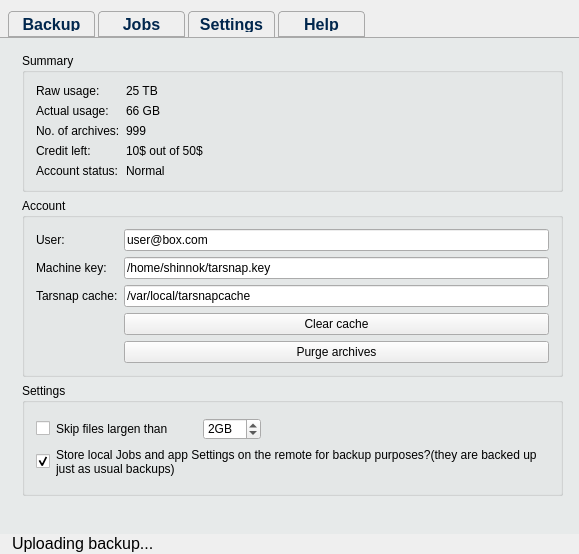
Qt form mainwidget.ui (Tarsnap/tarsnap-gui) before a commit.
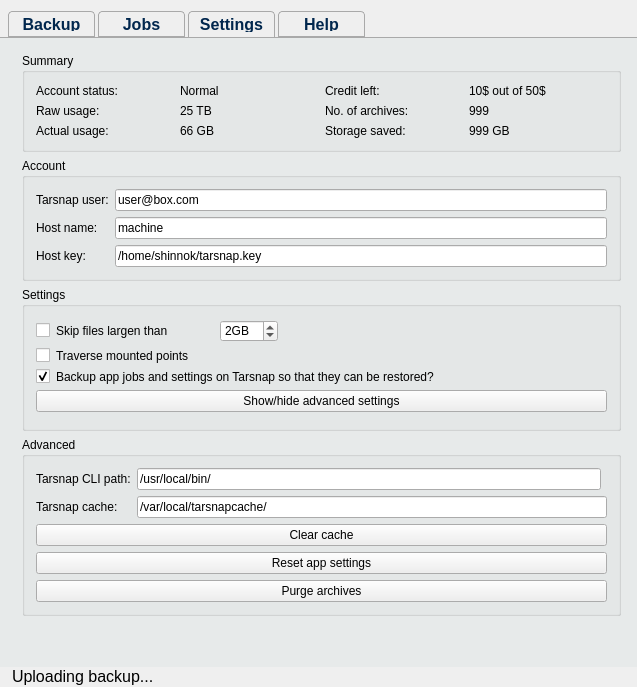
The same form after that commit. The open tabs and pages were chosen to show the change. Icons and pictures are not drawn. Custom widgets are drawn as their Qt base class.

```diff
--- a/mainwidget.ui
+++ b/mainwidget.ui
@@ -6,8 +6,8 @@
    <rect>
     <x>0</x>
     <y>0</y>
-    <width>579</width>
-    <height>554</height>
+    <width>637</width>
+    <height>687</height>
    </rect>
   </property>
   <property name="acceptDrops">
@@ -256,8 +256,8 @@
            <rect>
             <x>0</x>
             <y>0</y>
-            <width>539</width>
-            <height>330</height>
+            <width>597</width>
+            <height>463</height>
            </rect>
           </property>
           <property name="styleSheet">
@@ -405,8 +405,8 @@
            <rect>
             <x>0</x>
             <y>0</y>
-            <width>539</width>
-            <height>328</height>
+            <width>480</width>
+            <height>110</height>
            </rect>
           </property>
           <property name="styleSheet">
@@ -510,8 +510,8 @@
            <rect>
             <x>0</x>
             <y>0</y>
-            <width>539</width>
-            <height>328</height>
+            <width>100</width>
+            <height>30</height>
            </rect>
           </property>
           <attribute name="label">
@@ -571,91 +571,6 @@
           <property name="formAlignment">
            <set>Qt::AlignLeading|Qt::AlignLeft|Qt::AlignTop</set>
           </property>
-          <item row="1" column="1">
-           <widget class="QGroupBox" name="groupBox">
-            <property name="title">
-             <string>Summary</string>
-            </property>
-            <layout class="QFormLayout" name="formLayout_2">
-             <property name="fieldGrowthPolicy">
-              <enum>QFormLayout::FieldsStayAtSizeHint</enum>
-             </property>
-             <property name="formAlignment">
-              <set>Qt::AlignLeading|Qt::AlignLeft|Qt::AlignTop</set>
-             </property>
-             <item row="0" column="0">
-              <widget class="QLabel" name="label_2">
-               <property name="text">
-                <string>Raw usage:</string>
-               </property>
-              </widget>
-             </item>
-             <item row="0" column="1">
-              <widget class="QLabel" name="label_3">
-               <property name="text">
-                <string>25 TB</string>
-               </property>
-              </widget>
-             </item>
-             <item row="1" column="0">
-              <widget class="QLabel" name="label_4">
-               <property name="text">
-                <string>Actual usage:</string>
-               </property>
-              </widget>
-             </item>
-             <item row="1" column="1">
-              <widget class="QLabel" name="label_5">
-               <property name="text">
-                <string>66 GB</string>
-               </property>
-              </widget>
-             </item>
-             <item row="2" column="0">
-              <widget class="QLabel" name="label_6">
-               <property name="text">
-                <string>No. of archives:</string>
-               </property>
-              </widget>
-             </item>
-             <item row="2" column="1">
-              <widget class="QLabel" name="label_7">
-               <property name="text">
-                <string>999</string>
-               </property>
-              </widget>
-             </item>
-             <item row="4" column="0">
-              <widget class="QLabel" name="label_8">
-               <property name="text">
-                <string>Account status:</string>
-               </property>
-              </widget>
-             </item>
-             <item row="4" column="1">
-              <widget class="QLabel" name="label_9">
-               <property name="text">
-                <string>Normal</string>
-               </property>
-              </widget>
-             </item>
-             <item row="3" column="0">
-              <widget class="QLabel" name="label_16">
-               <property name="text">
-                <string>Credit left:</string>
-               </property>
-              </widget>
-             </item>
-             <item row="3" column="1">
-              <widget class="QLabel" name="label_17">
-               <property name="text">
-                <string>10$ out of 50$</string>
-               </property>
-              </widget>
-             </item>
-            </layout>
-           </widget>
-          </item>
           <item row="2" column="1">
            <widget class="QGroupBox" name="groupBox_2">
             <property name="title">
@@ -668,7 +583,7 @@
              <item row="0" column="0">
               <widget class="QLabel" name="label">
                <property name="text">
-                <string>User:</string>
+                <string>Tarsnap user:</string>
                </property>
               </widget>
              </item>
@@ -679,10 +594,24 @@
                </property>
               </widget>
              </item>
+             <item row="1" column="0">
+              <widget class="QLabel" name="label_19">
+               <property name="text">
+                <string>Host name:</string>
+               </property>
+              </widget>
+             </item>
+             <item row="1" column="1">
+              <widget class="QLineEdit" name="lineEdit">
+               <property name="text">
+                <string>machine</string>
+               </property>
+              </widget>
+             </item>
              <item row="2" column="0">
               <widget class="QLabel" name="label_11">
                <property name="text">
-                <string>Machine key:</string>
+                <string>Host key:</string>
                </property>
               </widget>
              </item>
@@ -693,34 +622,6 @@
                </property>
               </widget>
              </item>
-             <item row="3" column="0">
-              <widget class="QLabel" name="label_12">
-               <property name="text">
-                <string>Tarsnap cache:</string>
-               </property>
-              </widget>
-             </item>
-             <item row="3" column="1">
-              <widget class="QLineEdit" name="lineEdit_4">
-               <property name="text">
-                <string>/var/local/tarsnapcache</string>
-               </property>
-              </widget>
-             </item>
-             <item row="4" column="1">
-              <widget class="QPushButton" name="pushButton_6">
-               <property name="text">
-                <string>Clear cache</string>
-               </property>
-              </widget>
-             </item>
-             <item row="5" column="1">
-              <widget class="QPushButton" name="pushButton">
-               <property name="text">
-                <string>Purge archives</string>
-               </property>
-              </widget>
-             </item>
             </layout>
            </widget>
           </item>
@@ -736,6 +637,56 @@
              <property name="verticalSpacing">
               <number>4</number>
              </property>
+             <item row="1" column="1" colspan="2">
+              <widget class="QLabel" name="label_15">
+               <property name="text">
+                <string>Traverse mounted points</string>
+               </property>
+              </widget>
+             </item>
+             <item row="1" column="0">
+              <widget class="QCheckBox" name="checkBox_2">
+               <property name="text">
+                <string/>
+               </property>
+              </widget>
+             </item>
+             <item row="0" column="1">
+              <widget class="QLabel" name="label_14">
+               <property name="text">
+                <string>Skip files largen than</string>
+               </property>
+              </widget>
+             </item>
+             <item row="0" column="2">
+              <widget class="QSpinBox" name="spinBox">
+               <property name="sizePolicy">
+                <sizepolicy hsizetype="Maximum" vsizetype="Fixed">
+                 <horstretch>0</horstretch>
+                 <verstretch>0</verstretch>
+                </sizepolicy>
+               </property>
+               <property name="suffix">
+                <string>GB</string>
+               </property>
+               <property name="value">
+                <number>2</number>
+               </property>
+              </widget>
+             </item>
+             <item row="2" column="1" colspan="4">
+              <widget class="QLabel" name="label_13">
+               <property name="toolTip">
+                <string>(they are backed up just as usual backups)</string>
+               </property>
+               <property name="text">
+                <string>Backup app jobs and settings on Tarsnap so that they can be restored?</string>
+               </property>
+               <property name="wordWrap">
+                <bool>true</bool>
+               </property>
+              </widget>
+             </item>
              <item row="0" column="0">
               <widget class="QCheckBox" name="checkBox_3">
                <property name="sizePolicy">
@@ -768,7 +719,7 @@
                </property>
               </spacer>
              </item>
-             <item row="1" column="0">
+             <item row="2" column="0">
               <widget class="QCheckBox" name="checkBox">
                <property name="text">
                 <string/>
@@ -778,36 +729,161 @@
                </property>
               </widget>
              </item>
-             <item row="0" column="2">
-              <widget class="QSpinBox" name="spinBox">
-               <property name="sizePolicy">
-                <sizepolicy hsizetype="Maximum" vsizetype="Fixed">
-                 <horstretch>0</horstretch>
-                 <verstretch>0</verstretch>
-                </sizepolicy>
+             <item row="3" column="0" colspan="5">
+              <widget class="QPushButton" name="pushButton_8">
+               <property name="text">
+                <string>Show/hide advanced settings</string>
                </property>
-               <property name="suffix">
-                <string>GB</string>
+              </widget>
+             </item>
+            </layout>
+           </widget>
+          </item>
+          <item row="4" column="1">
+           <widget class="QGroupBox" name="groupBox_6">
+            <property name="title">
+             <string>Advanced</string>
+            </property>
+            <layout class="QGridLayout" name="gridLayout_2">
+             <item row="1" column="0">
+              <widget class="QLabel" name="label_20">
+               <property name="text">
+                <string>Tarsnap CLI path:</string>
                </property>
-               <property name="value">
-                <number>2</number>
+              </widget>
+             </item>
+             <item row="2" column="0">
+              <widget class="QLabel" name="label_12">
+               <property name="text">
+                <string>Tarsnap cache:</string>
+               </property>
+              </widget>
+             </item>
+             <item row="5" column="0" colspan="3">
+              <widget class="QPushButton" name="pushButton">
+               <property name="text">
+                <string>Purge archives</string>
+               </property>
+              </widget>
+             </item>
+             <item row="3" column="0" colspan="3">
+              <widget class="QPushButton" name="pushButton_6">
+               <property name="text">
+                <string>Clear cache</string>
+               </property>
+              </widget>
+             </item>
+             <item row="2" column="1" colspan="2">
+              <widget class="QLineEdit" name="lineEdit_4">
+               <property name="text">
+                <string>/var/local/tarsnapcache/</string>
+               </property>
+              </widget>
+             </item>
+             <item row="1" column="1">
+              <widget class="QLineEdit" name="lineEdit_5">
+               <property name="text">
+                <string>/usr/local/bin/</string>
+               </property>
+              </widget>
+             </item>
+             <item row="4" column="0" colspan="3">
+              <widget class="QPushButton" name="pushButton_7">
+               <property name="text">
+                <string>Reset app settings</string>
+               </property>
+              </widget>
+             </item>
+            </layout>
+           </widget>
+          </item>
+          <item row="1" column="1">
+           <widget class="QGroupBox" name="groupBox">
+            <property name="title">
+             <string>Summary</string>
+            </property>
+            <layout class="QGridLayout" name="gridLayout_3">
+             <item row="2" column="1">
+              <widget class="QLabel" name="label_5">
+               <property name="text">
+                <string>66 GB</string>
+               </property>
+              </widget>
+             </item>
+             <item row="2" column="0">
+              <widget class="QLabel" name="label_4">
+               <property name="text">
+                <string>Actual usage:</string>
                </property>
               </widget>
              </item>
              <item row="0" column="1">
-              <widget class="QLabel" name="label_14">
+              <widget class="QLabel" name="label_9">
                <property name="text">
-                <string>Skip files largen than</string>
+                <string>Normal</string>
                </property>
               </widget>
              </item>
-             <item row="1" column="1" colspan="4">
-              <widget class="QLabel" name="label_13">
+             <item row="1" column="0">
+              <widget class="QLabel" name="label_2">
                <property name="text">
-                <string>Store local Jobs and app Settings on the remote for backup purposes?(they are backed up just as usual backups)</string>
+                <string>Raw usage:</string>
                </property>
-               <property name="wordWrap">
-                <bool>true</bool>
+              </widget>
+             </item>
+             <item row="0" column="3">
+              <widget class="QLabel" name="label_17">
+               <property name="text">
+                <string>10$ out of 50$</string>
+               </property>
+              </widget>
+             </item>
+             <item row="1" column="1">
+              <widget class="QLabel" name="label_3">
+               <property name="text">
+                <string>25 TB</string>
+               </property>
+              </widget>
+             </item>
+             <item row="0" column="0">
+              <widget class="QLabel" name="label_8">
+               <property name="text">
+                <string>Account status:</string>
+               </property>
+              </widget>
+             </item>
+             <item row="0" column="2">
+              <widget class="QLabel" name="label_16">
+               <property name="text">
+                <string>Credit left:</string>
+               </property>
+              </widget>
+             </item>
+             <item row="1" column="2">
+              <widget class="QLabel" name="label_6">
+               <property name="text">
+                <string>No. of archives:</string>
+               </property>
+              </widget>
+             </item>
+             <item row="1" column="3">
+              <widget class="QLabel" name="label_7">
+               <property name="text">
+                <string>999</string>
+               </property>
+              </widget>
+             </item>
+             <item row="2" column="2">
+              <widget class="QLabel" name="label_21">
+               <property name="text">
+                <string>Storage saved:</string>
+               </property>
+              </widget>
+             </item>
+             <item row="2" column="3">
+              <widget class="QLabel" name="label_22">
+               <property name="text">
+                <string>999 GB</string>
                </property>
               </widget>
              </item>
```
